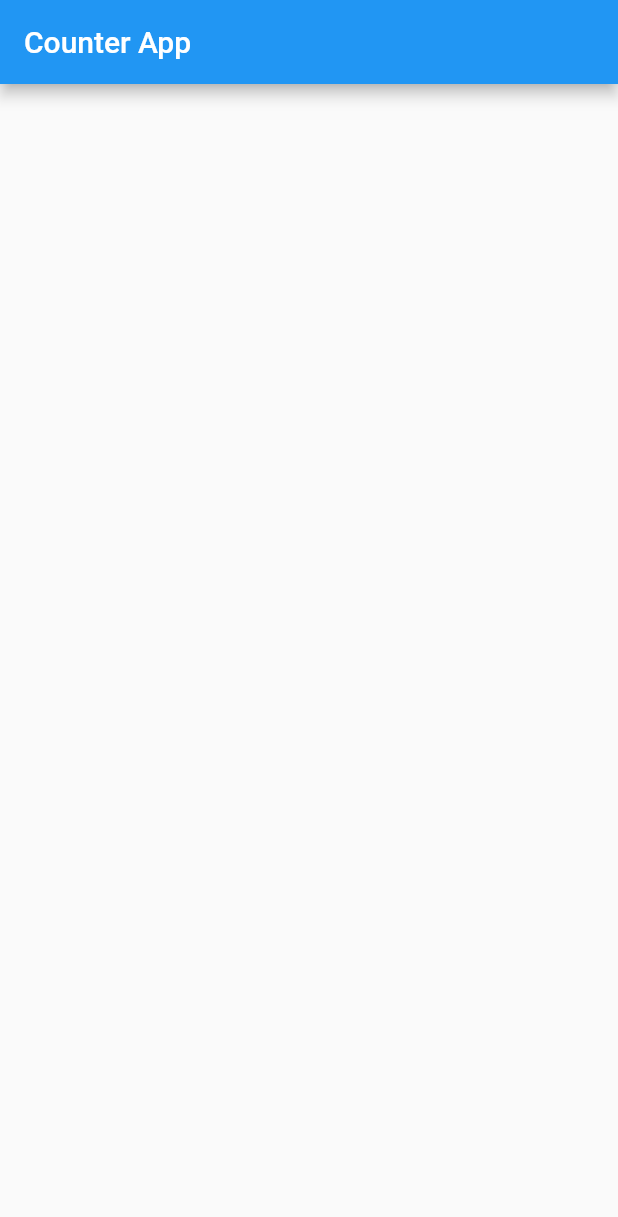
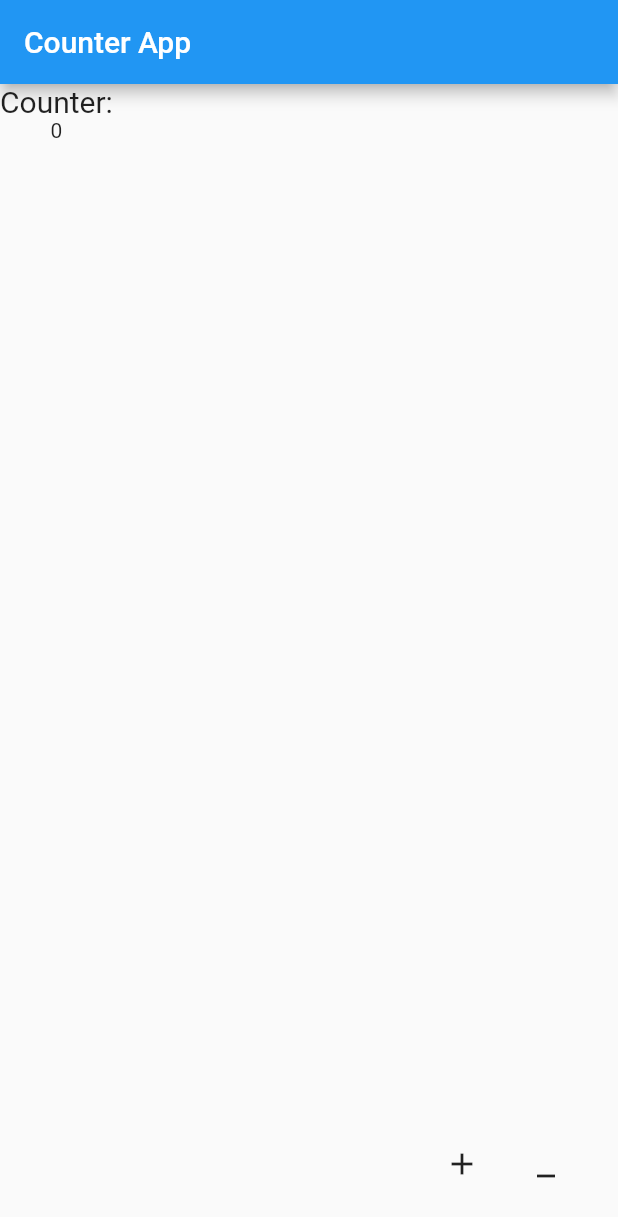
Before and after one commit to shikamiwillard/flight, a Flutter app: the screen it shows after launch, on a phone screen of 412 x 824 dp. Shown: the top 1217 px of the screen. Run offline on Flutter 3.47's test engine with Material 2 defaults, Android fonts, the phone set to English and light mode, and no system bars.

Commit message:
basic counter app

```diff
--- a/lib/main.dart
+++ b/lib/main.dart
@@ -13,7 +13,7 @@ class CounterModel extends Model {
   }
 
   void decrement() {
-    _count++;
+    _count--;
     notifyListeners();
   }
 }
@@ -38,7 +38,33 @@ class Home extends StatelessWidget {
       appBar: AppBar(
         title: Text('Counter App'),
       ),
-
+      body: Column(
+        children: <Widget>[
+          Text(
+            'Counter:',
+            style: TextStyle(fontSize: 20.0),
+          ),
+          ScopedModelDescendant<CounterModel>(
+            builder: (context, child, model) => Text(
+              model.count.toString(),
+            ),
+          )
+        ],
+      ),
+      floatingActionButton: ScopedModelDescendant<CounterModel>(
+        builder: (context, child, model) => ButtonBar(
+          children: <Widget>[
+            IconButton(
+              icon: Icon(Icons.add),
+              onPressed: model.increment,
+            ),
+            IconButton(
+              icon: Icon(Icons.minimize),
+              onPressed: model.decrement,
+            )
+          ],
+        ),
+      ),
     );
   }
 }
```
